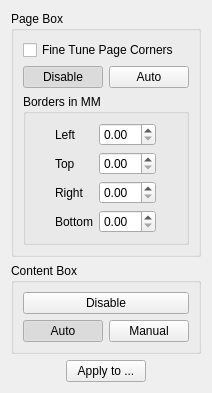
Above: filters/select_content/ui/SelectContentOptionsWidget.ui from 4lex4/scantailor-advanced before the change. Below: the same form after it.
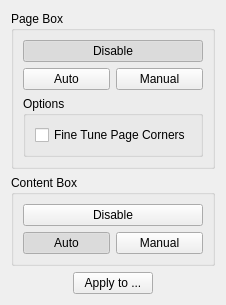
That is the form after the change.

Commit message: Reworked the auto margins and page box features from version Enhanced.

Diff of the .ui file:
```diff
--- a/filters/select_content/ui/SelectContentOptionsWidget.ui
+++ b/filters/select_content/ui/SelectContentOptionsWidget.ui
@@ -6,8 +6,8 @@
    <rect>
     <x>0</x>
     <y>0</y>
-    <width>202</width>
-    <height>383</height>
+    <width>196</width>
+    <height>287</height>
    </rect>
   </property>
   <property name="windowTitle">
@@ -19,133 +19,82 @@
      <property name="title">
       <string>Page Box</string>
      </property>
-     <layout class="QVBoxLayout" name="verticalLayout_3">
-      <item>
-       <layout class="QVBoxLayout" name="verticalLayout">
-        <item>
-         <widget class="QCheckBox" name="fineTuneBtn">
-          <property name="toolTip">
-           <string>Shift with corners while they are in black. </string>
-          </property>
-          <property name="text">
-           <string>Fine Tune Page Corners</string>
-          </property>
-         </widget>
-        </item>
-        <item>
-         <layout class="QHBoxLayout" name="horizontalLayout_2">
-          <item>
-           <widget class="QPushButton" name="pageDetectDisableBtn">
-            <property name="text">
-             <string>Disable</string>
-            </property>
-            <property name="checkable">
-             <bool>true</bool>
-            </property>
-            <property name="checked">
-             <bool>true</bool>
-            </property>
-            <property name="autoExclusive">
-             <bool>true</bool>
-            </property>
-           </widget>
-          </item>
-          <item>
-           <widget class="QPushButton" name="pageDetectAutoBtn">
-            <property name="text">
-             <string>Auto</string>
-            </property>
-            <property name="checkable">
-             <bool>true</bool>
-            </property>
-            <property name="autoExclusive">
-             <bool>true</bool>
-            </property>
-           </widget>
-          </item>
-         </layout>
-        </item>
-       </layout>
+     <layout class="QGridLayout" name="gridLayout">
+      <item row="0" column="0" colspan="2">
+       <widget class="QPushButton" name="pageDetectDisableBtn">
+        <property name="text">
+         <string>Disable</string>
+        </property>
+        <property name="checkable">
+         <bool>true</bool>
+        </property>
+        <property name="checked">
+         <bool>true</bool>
+        </property>
+        <property name="autoExclusive">
+         <bool>true</bool>
+        </property>
+       </widget>
       </item>
-      <item>
-       <widget class="QGroupBox" name="groupBox_3">
+      <item row="1" column="0">
+       <widget class="QPushButton" name="pageDetectAutoBtn">
+        <property name="text">
+         <string>Auto</string>
+        </property>
+        <property name="checkable">
+         <bool>true</bool>
+        </property>
+        <property name="autoExclusive">
+         <bool>true</bool>
+        </property>
+       </widget>
+      </item>
+      <item row="1" column="1">
+       <widget class="QPushButton" name="pageDetectManualBtn">
+        <property name="text">
+         <string>Manual</string>
+        </property>
+        <property name="checkable">
+         <bool>true</bool>
+        </property>
+        <property name="checked">
+         <bool>false</bool>
+        </property>
+        <property name="autoExclusive">
+         <bool>true</bool>
+        </property>
+       </widget>
+      </item>
+      <item row="2" column="0" colspan="2">
+       <widget class="QGroupBox" name="pageDetectOptions">
         <property name="title">
-         <string>Borders in MM</string>
+         <string>Options</string>
         </property>
         <layout class="QVBoxLayout" name="verticalLayout_2">
+         <property name="spacing">
+          <number>4</number>
+         </property>
+         <property name="leftMargin">
+          <number>9</number>
+         </property>
+         <property name="topMargin">
+          <number>9</number>
+         </property>
+         <property name="rightMargin">
+          <number>9</number>
+         </property>
+         <property name="bottomMargin">
+          <number>9</number>
+         </property>
          <item>
-          <layout class="QHBoxLayout" name="horizontalLayout_3">
-           <item>
-            <spacer name="horizontalSpacer">
-             <property name="orientation">
-              <enum>Qt::Horizontal</enum>
-             </property>
-             <property name="sizeHint" stdset="0">
-              <size>
-               <width>40</width>
-               <height>20</height>
-              </size>
-             </property>
-            </spacer>
-           </item>
-           <item>
-            <layout class="QGridLayout" name="gridLayout">
-             <item row="0" column="0">
-              <widget class="QLabel" name="label">
-               <property name="text">
-                <string>Left</string>
-               </property>
-              </widget>
-             </item>
-             <item row="0" column="1">
-              <widget class="QDoubleSpinBox" name="leftBorder"/>
-             </item>
-             <item row="1" column="0">
-              <widget class="QLabel" name="label_2">
-               <property name="text">
-                <string>Top</string>
-               </property>
-              </widget>
-             </item>
-             <item row="1" column="1">
-              <widget class="QDoubleSpinBox" name="topBorder"/>
-             </item>
-             <item row="2" column="0">
-              <widget class="QLabel" name="label_3">
-               <property name="text">
-                <string>Right</string>
-               </property>
-              </widget>
-             </item>
-             <item row="2" column="1">
-              <widget class="QDoubleSpinBox" name="rightBorder"/>
-             </item>
-             <item row="3" column="0">
-              <widget class="QLabel" name="label_4">
-               <property name="text">
-                <string>Bottom</string>
-               </property>
-              </widget>
-             </item>
-             <item row="3" column="1">
-              <widget class="QDoubleSpinBox" name="bottomBorder"/>
-             </item>
-            </layout>
-           </item>
-           <item>
-            <spacer name="horizontalSpacer_2">
-             <property name="orientation">
-              <enum>Qt::Horizontal</enum>
-             </property>
-             <property name="sizeHint" stdset="0">
-              <size>
-               <width>40</width>
-               <height>20</height>
-              </size>
-             </property>
-            </spacer>
-           </item>
-          </layout>
+          <widget class="QCheckBox" name="fineTuneBtn">
+           <property name="toolTip">
+            <string>Shift with corners while they are in black. </string>
+           </property>
+           <property name="text">
+            <string>Fine Tune Page Corners</string>
+           </property>
+          </widget>
          </item>
         </layout>
        </widget>
@@ -159,6 +108,22 @@
       <string>Content Box</string>
      </property>
      <layout class="QGridLayout" name="gridLayout_2">
+      <item row="1" column="1">
+       <widget class="QPushButton" name="contentDetectAutoBtn">
+        <property name="text">
+         <string>Auto</string>
+        </property>
+        <property name="checkable">
+         <bool>true</bool>
+        </property>
+        <property name="checked">
+         <bool>true</bool>
+        </property>
+        <property name="autoExclusive">
+         <bool>true</bool>
+        </property>
+       </widget>
+      </item>
       <item row="0" column="1" colspan="2">
        <widget class="QPushButton" name="disableBtn">
         <property name="text">
@@ -172,22 +137,6 @@
         </property>
        </widget>
       </item>
-      <item row="1" column="1">
-       <widget class="QPushButton" name="autoBtn">
-        <property name="text">
-         <string>Auto</string>
-        </property>
-        <property name="checkable">
-         <bool>true</bool>
-        </property>
-        <property name="checked">
-         <bool>true</bool>
-        </property>
-        <property name="autoExclusive">
-         <bool>true</bool>
-        </property>
-       </widget>
-      </item>
       <item row="1" column="2">
        <widget class="QPushButton" name="manualBtn">
         <property name="text">
```
Left out of the diff: 4 changed lines with no effect on the pictures. The commit also changes 29 other files.
